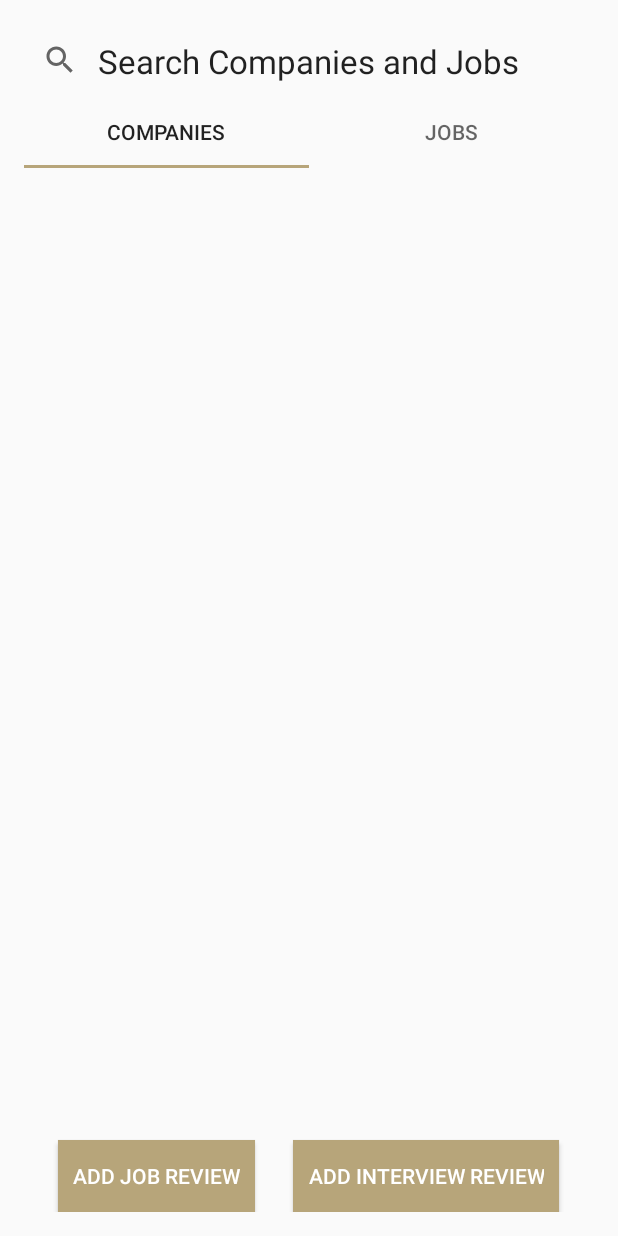
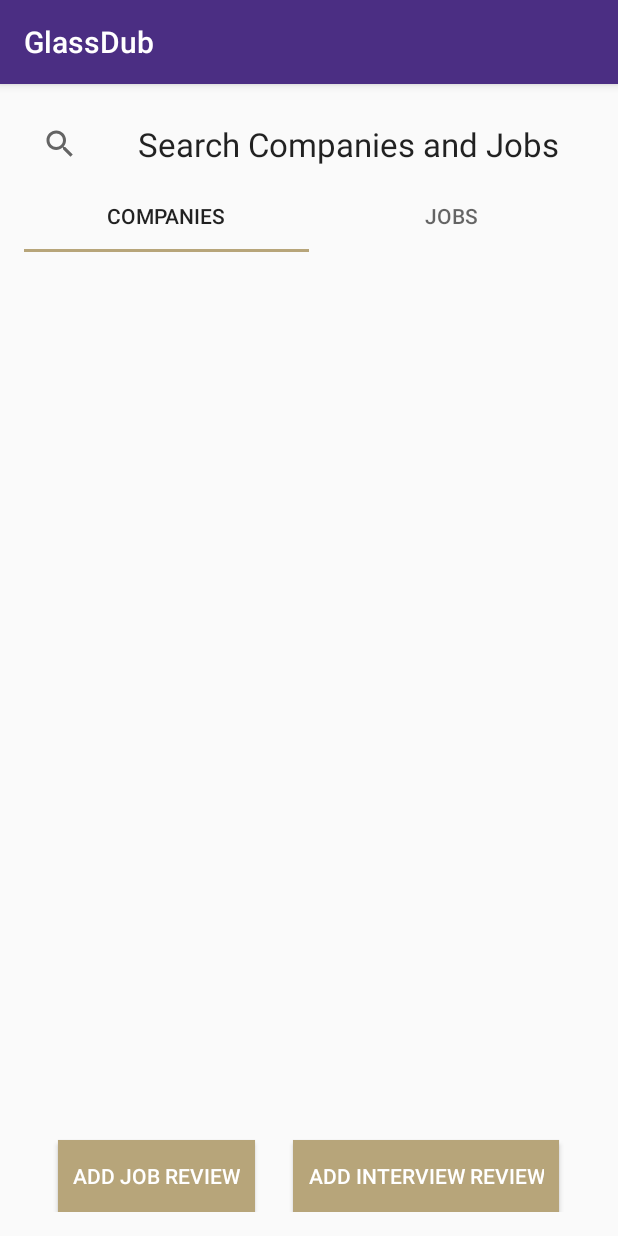
Before and after one commit to JunfeiZhang/GlassDub, an Android app: the HomeFragment screen opened directly, with no data from a screen before it, on a phone screen of 412 x 824 dp. Run offline under Robolectric (Android 15) with nearby library versions, the phone set to English and light mode, and no system bars.

```diff
--- a/app/src/main/java/edu/washington/glassdub/glassdub/HomeFragment.java
+++ b/app/src/main/java/edu/washington/glassdub/glassdub/HomeFragment.java
@@ -57,7 +57,7 @@ public class HomeFragment extends Fragment {
         mViewPager = (ViewPager) view.findViewById(R.id.container);
         vpAdapter = new ViewPagerAdapter(getFragmentManager());
 
-        //First fill in both tabs with empty fragment
+        //TODO: fill in both tabs with a last 5 recently added items
         vpAdapter.addFragments(new BlankFragment(), "Companies");
         vpAdapter.addFragments(new BlankFragment(), "Jobs");
 
--- /dev/null
+++ b/app/src/main/res/drawable/border.xml
@@ -0,0 +1,5 @@
+<?xml version="1.0" encoding="utf-8"?>
+<shape xmlns:android="http://schemas.android.com/apk/res/android" android:shape="rectangle">
+    <solid android:color="#ffffff"/>
+    <stroke android:width="1dip" android:color="#000000"/>
+</shape>
--- a/app/src/main/res/layout/fragment_home.xml
+++ b/app/src/main/res/layout/fragment_home.xml
@@ -6,75 +6,76 @@
     tools:context="edu.washington.glassdub.glassdub.HomeFragment">
 
     <LinearLayout
-        android:orientation="vertical"
         android:layout_width="match_parent"
         android:layout_height="match_parent"
-        android:layout_gravity="bottom">
+        android:layout_gravity="bottom"
+        android:orientation="vertical">
 
         <RelativeLayout
-            android:orientation="vertical"
+            android:id="@+id/relativeLayout"
             android:layout_width="match_parent"
             android:layout_height="wrap_content"
-            android:id="@+id/relativeLayout">
+            android:orientation="vertical">
 
             <SearchView
                 android:id="@+id/search"
                 android:layout_width="match_parent"
                 android:layout_height="wrap_content"
-                android:queryHint="Search Companies and Jobs"
-            />
+                android:queryHint="Search Companies and Jobs" />
 
             <TextView
-                android:text="Search Companies and Jobs"
+                android:id="@+id/textView5"
                 android:layout_width="wrap_content"
                 android:layout_height="wrap_content"
-                android:id="@+id/textView5"
-                android:layout_centerHorizontal="true"
-                android:layout_marginTop="10dp"
-                android:textAppearance="@style/TextAppearance.AppCompat.Large" />
+                android:layout_marginEnd="23dp"
+                android:text="Search Companies and Jobs"
+                android:textAppearance="@style/TextAppearance.AppCompat.Large"
+                android:layout_centerVertical="true"
+                android:layout_alignParentEnd="true" />
         </RelativeLayout>
 
 
         <android.support.design.widget.TabLayout
-                android:id="@+id/tabs"
-                android:layout_width="match_parent"
-                android:layout_height="wrap_content" />
+            android:id="@+id/tabs"
+            android:layout_width="match_parent"
+            android:layout_height="wrap_content" />
 
         <android.support.v4.view.ViewPager
             android:id="@+id/container"
             android:layout_width="match_parent"
             android:layout_height="match_parent"
-            app:layout_behavior="@string/appbar_scrolling_view_behavior"
             android:layout_margin="10dp"
-            android:layout_weight="1"/>
+            android:layout_weight="1"
+            app:layout_behavior="@string/appbar_scrolling_view_behavior" />
 
         <LinearLayout
-            android:gravity="bottom|center"
-            android:orientation="horizontal"
             android:layout_width="match_parent"
             android:layout_height="match_parent"
             android:layout_alignParentBottom="true"
             android:layout_alignParentLeft="true"
             android:layout_alignParentStart="true"
-            android:layout_weight="3">
+            android:layout_weight="3"
+            android:gravity="bottom|center"
+            android:orientation="horizontal">
 
             <Button
-                android:text="Add Job Review"
+                android:id="@+id/submit_interview_button"
                 android:layout_width="wrap_content"
                 android:layout_height="wrap_content"
-                android:id="@+id/submit_interview_button"
                 android:background="#b7a57a"
-                android:textColor="#ffffff"
-                android:padding="10dp"/>
+                android:padding="10dp"
+                android:text="Add Job Review"
+                android:textColor="#ffffff" />
+
             <Button
-                android:text="Add Interview Review"
+                android:id="@+id/button7"
                 android:layout_width="wrap_content"
                 android:layout_height="wrap_content"
-                android:id="@+id/button7"
+                android:layout_marginLeft="25dp"
                 android:background="#b7a57a"
-                android:textColor="#ffffff"
-                android:layout_marginLeft="25dp"
-                android:padding="10dp"/>
+                android:padding="10dp"
+                android:text="Add Interview Review"
+                android:textColor="#ffffff" />
         </LinearLayout>
     </LinearLayout>
 </FrameLayout>
--- a/app/src/main/res/values/styles.xml
+++ b/app/src/main/res/values/styles.xml
@@ -1,6 +1,6 @@
 <resources>
     <!-- Base application theme. -->
-    <style name="AppTheme" parent="Theme.AppCompat.Light.NoActionBar">
+    <style name="AppTheme" parent="Theme.AppCompat.Light.DarkActionBar">
         <!-- Customize your theme here. -->
         <item name="colorPrimary">@color/colorPrimary</item>
         <item name="colorPrimaryDark">@color/colorPrimaryDark</item>
```
Also changed, not shown: app/src/main/java/edu/washington/glassdub/glassdub/CompanyList.java (+7 -0 lines), app/src/main/java/edu/washington/glassdub/glassdub/JobList.java (+8 -0 lines), app/src/main/res/layout/activity_write_interview.xml (+11 -2 lines), app/src/main/res/layout/fragment_company_list.xml (+19 -3 lines), app/src/main/res/layout/fragment_job_list.xml (+18 -3 lines).
